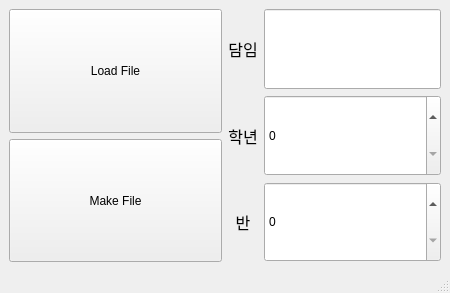
Before: the Qt Designer form resource/main.ui in leecurrent04/absent-checking-automation, drawn with Qt 5.
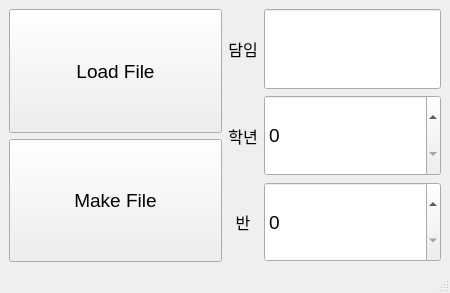
After: the same form once the commit is applied.

Patch:
```diff
--- a/resource/main.ui
+++ b/resource/main.ui
@@ -31,6 +31,11 @@
           <verstretch>0</verstretch>
          </sizepolicy>
         </property>
+        <property name="font">
+         <font>
+          <pointsize>14</pointsize>
+         </font>
+        </property>
         <property name="text">
          <string>Load File</string>
         </property>
@@ -44,6 +49,11 @@
           <verstretch>0</verstretch>
          </sizepolicy>
         </property>
+        <property name="font">
+         <font>
+          <pointsize>14</pointsize>
+         </font>
+        </property>
         <property name="text">
          <string>Make File</string>
         </property>
@@ -79,6 +89,11 @@
           <verstretch>0</verstretch>
          </sizepolicy>
         </property>
+        <property name="font">
+         <font>
+          <pointsize>14</pointsize>
+         </font>
+        </property>
        </widget>
       </item>
       <item row="0" column="0">
@@ -132,6 +147,11 @@
           <verstretch>0</verstretch>
          </sizepolicy>
         </property>
+        <property name="font">
+         <font>
+          <pointsize>14</pointsize>
+         </font>
+        </property>
        </widget>
       </item>
      </layout>
```
Left out of the diff: 5 changed lines with no effect on the pictures.
